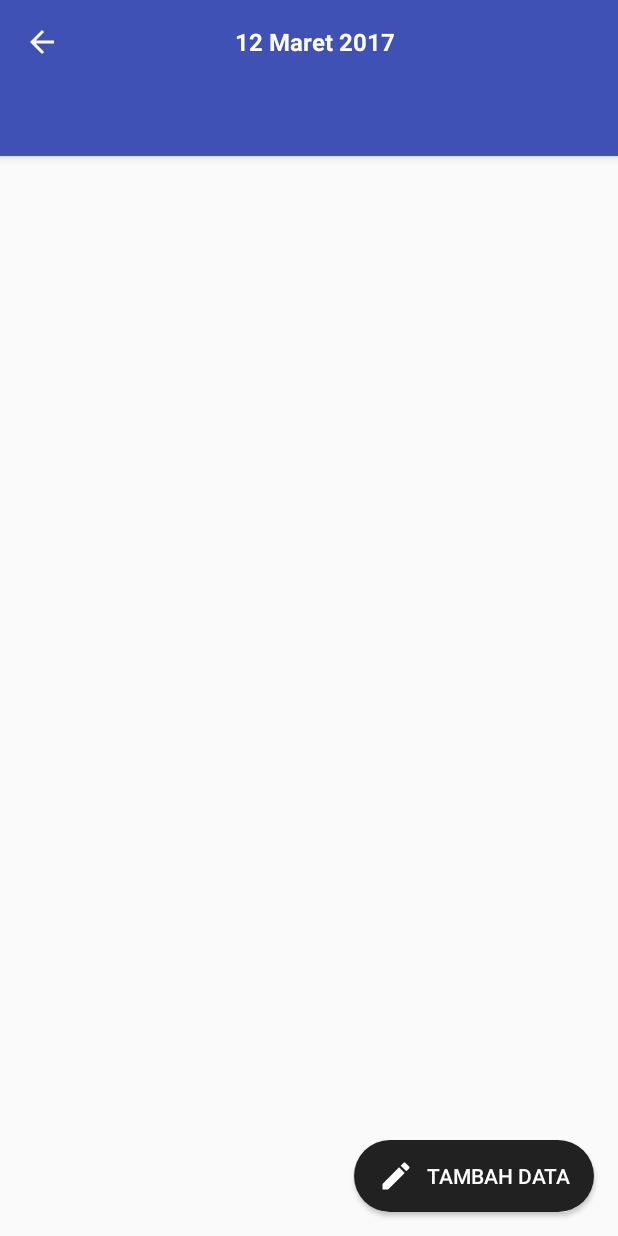
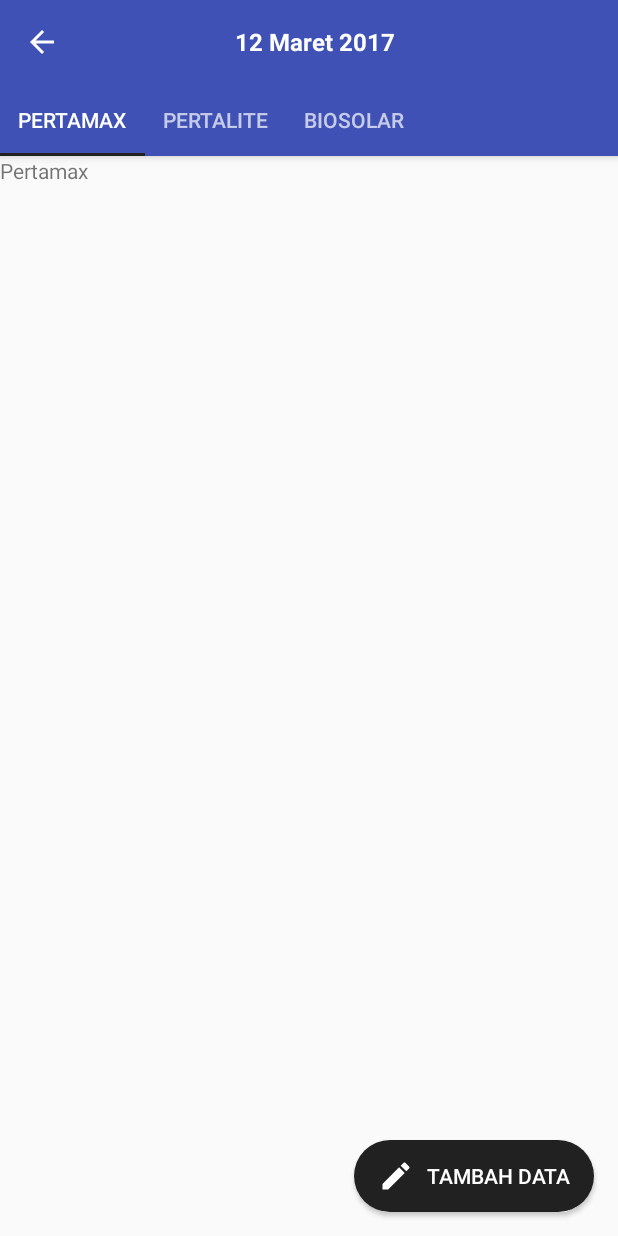
Before and after one commit to udines/prtmnmagang, an Android app: the MatbalActivity screen opened directly, with no data from a screen before it, on a phone screen of 412 x 824 dp. Run offline under Robolectric (Android 15) with nearby library versions, the phone set to English and light mode, and no system bars.

Commit message:
Populate Matbal Tab
populate matbal tab dengan data arraylist sebagai sampel

```diff
--- a/app/src/main/java/com/pertamina/pertaminatuban/distribusi/MatbalActivity.java
+++ b/app/src/main/java/com/pertamina/pertaminatuban/distribusi/MatbalActivity.java
@@ -3,11 +3,18 @@ package com.pertamina.pertaminatuban.distribusi;
 import android.os.Bundle;
 import android.support.design.widget.FloatingActionButton;
 import android.support.design.widget.Snackbar;
+import android.support.design.widget.TabLayout;
+import android.support.v4.app.Fragment;
+import android.support.v4.view.ViewPager;
 import android.support.v7.app.AppCompatActivity;
 import android.support.v7.widget.Toolbar;
 import android.view.View;
 
 import com.pertamina.pertaminatuban.R;
+import com.pertamina.pertaminatuban.distribusi.models.Matbal;
+import com.pertamina.pertaminatuban.utils.ViewPagerAdapter;
+
+import java.util.ArrayList;
 
 public class MatbalActivity extends AppCompatActivity {
 
@@ -25,6 +32,44 @@ public class MatbalActivity extends AppCompatActivity {
         });
 
         getSupportActionBar().setDisplayHomeAsUpEnabled(true);
+
+        ArrayList<Matbal> matbals = new ArrayList<>();
+        matbals.add(new Matbal("2018-01-20", Matbal.PERTAMAX, 244, 900));
+        matbals.add(new Matbal("2018-01-20", Matbal.PERTALITE, 426, 900));
+        matbals.add(new Matbal("2018-01-20", Matbal.BIOSOLAR, 230, 900));
+
+        populateTabs(matbals);
+        setDate(matbals.get(0).getDate());
+    }
+
+    private void setDate(String stringDate) {
+
+    }
+
+    private void populateTabs(ArrayList<Matbal> matbals) {
+
+        ViewPager viewPager = findViewById(R.id.matbal_viewpager);
+        TabLayout tabLayout = findViewById(R.id.matbal_tab);
+
+        ArrayList<Fragment> fragments = new ArrayList<>();
+        ArrayList<String> titles = new ArrayList<>();
+
+        for (int i = 0; i < matbals.size(); i++) {
+            titles.add(matbals.get(i).getFuel());
+            MatbalPage page = new MatbalPage();
+            page.setFuel(matbals.get(i).getFuel());
+            fragments.add(page);
+        }
+
+        ViewPagerAdapter adapter = new ViewPagerAdapter(
+                getSupportFragmentManager(),
+                fragments,
+                titles
+        );
+
+        viewPager.setAdapter(adapter);
+        tabLayout.setTabMode(TabLayout.MODE_SCROLLABLE);
+        tabLayout.setupWithViewPager(viewPager);
     }
 
 }
--- /dev/null
+++ b/app/src/main/java/com/pertamina/pertaminatuban/distribusi/MatbalPage.java
@@ -0,0 +1,38 @@
+package com.pertamina.pertaminatuban.distribusi;
+
+import android.os.Bundle;
+import android.support.annotation.NonNull;
+import android.support.annotation.Nullable;
+import android.support.v4.app.Fragment;
+import android.view.LayoutInflater;
+import android.view.View;
+import android.view.ViewGroup;
+import android.widget.TextView;
+
+import com.pertamina.pertaminatuban.R;
+
+/**
+ * Created by fata on 1/20/2018.
+ */
+
+public class MatbalPage extends Fragment {
+
+    private String fuel;
+
+    @Nullable
+    @Override
+    public View onCreateView(@NonNull LayoutInflater inflater, @Nullable ViewGroup container, @Nullable Bundle savedInstanceState) {
+        View view = inflater.inflate(R.layout.page_matbal, container,false);
+        TextView textView = view.findViewById(R.id.matbal_text);
+        textView.setText(fuel);
+        return view;
+    }
+
+    public String getFuel() {
+        return fuel;
+    }
+
+    public void setFuel(String fuel) {
+        this.fuel = fuel;
+    }
+}
--- a/app/src/main/java/com/pertamina/pertaminatuban/input_models/Matbal.java
+++ b/app/src/main/java/com/pertamina/pertaminatuban/distribusi/models/Matbal.java
@@ -1,4 +1,4 @@
-package com.pertamina.pertaminatuban.input_models;
+package com.pertamina.pertaminatuban.distribusi.models;
 
 
 import java.util.Calendar;
@@ -9,14 +9,14 @@ import java.util.Calendar;
 
 public class Matbal {
 
-    private final String PERTAMAX = "";
-    private final String PERTALITE = "";
-    private final String BIOSOLAR = "";
-    private final String SOLAR = "";
-    private final String BIOFLAME = "";
+    public static final String PERTAMAX = "Pertamax";
+    public static final String PERTALITE = "Pertalite";
+    public static final String BIOSOLAR = "Biosolar";
+    public static final String SOLAR = "";
+    public static final String BIOFLAME = "";
 
     private String date;
-    private int fuel;
+    private String fuel;
     private int nilai;
     private int total;
 
@@ -24,7 +24,7 @@ public class Matbal {
     public Matbal() {
     }
 
-    public Matbal(String date, int fuel, int nilai, int total) {
+    public Matbal(String date, String fuel, int nilai, int total) {
         this.date = date;
         this.fuel = fuel;
         this.nilai = nilai;
@@ -32,7 +32,8 @@ public class Matbal {
     }
 
     /*setter*/
-    public void setFuel(int fuel) {
+
+    public void setFuel(String fuel) {
         this.fuel = fuel;
     }
 
@@ -57,7 +58,7 @@ public class Matbal {
         return date;
     }
 
-    public int getFuel() {
+    public String getFuel() {
         return fuel;
     }
 
--- a/app/src/main/res/layout/content_matbal.xml
+++ b/app/src/main/res/layout/content_matbal.xml
@@ -8,4 +8,9 @@
     tools:context="com.pertamina.pertaminatuban.distribusi.MatbalActivity"
     tools:showIn="@layout/activity_matbal">
 
+    <android.support.v4.view.ViewPager
+        android:layout_width="match_parent"
+        android:layout_height="match_parent"
+        android:id="@+id/matbal_viewpager"/>
+
 </android.support.constraint.ConstraintLayout>
--- /dev/null
+++ b/app/src/main/res/layout/page_matbal.xml
@@ -0,0 +1,9 @@
+<?xml version="1.0" encoding="utf-8"?>
+<android.support.constraint.ConstraintLayout
+    xmlns:android="http://schemas.android.com/apk/res/android" android:layout_width="match_parent"
+    android:layout_height="match_parent">
+    <TextView
+        android:layout_width="wrap_content"
+        android:layout_height="wrap_content"
+        android:id="@+id/matbal_text"/>
+</android.support.constraint.ConstraintLayout>
```
